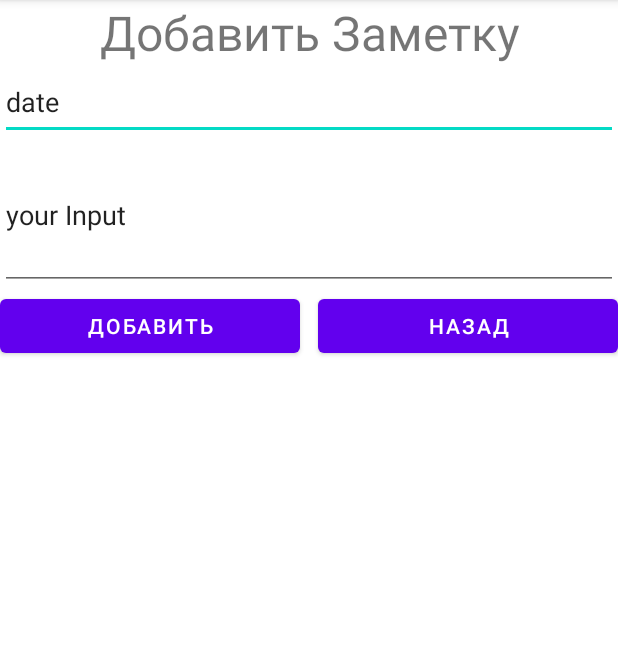
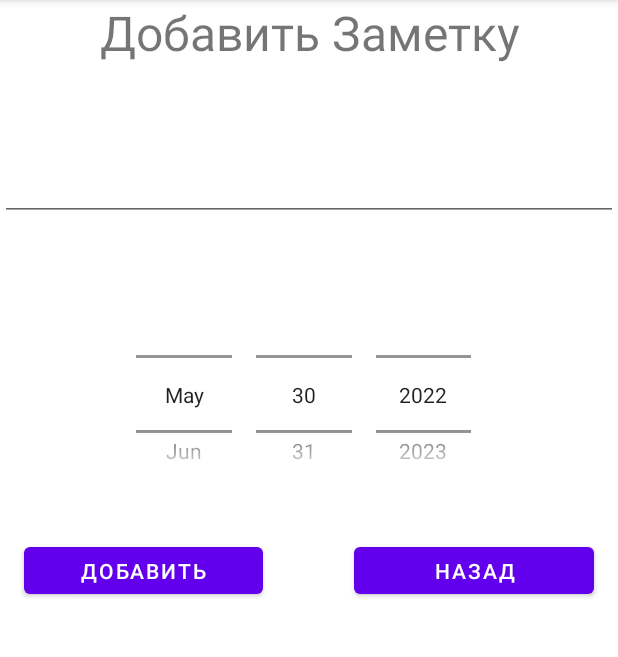
Before and after one commit to shakhinn/ToDoApp, an Android app: the AddActivity screen opened directly, with no data from a screen before it, on a phone screen of 412 x 824 dp, the part 84-741 px from its top. Run offline under Robolectric (Android 15) with nearby library versions, the phone set to English and light mode, and no system bars.

Commit message:
fix date input

```diff
--- a/app/src/main/java/com/example/todoapp/AddActivity.kt
+++ b/app/src/main/java/com/example/todoapp/AddActivity.kt
@@ -1,10 +1,14 @@
 package com.example.todoapp
 
 import android.content.Intent
+import android.icu.util.Calendar
 import androidx.appcompat.app.AppCompatActivity
 import android.os.Bundle
 import android.widget.Button
+import android.widget.DatePicker
 import android.widget.EditText
+import java.text.SimpleDateFormat
+import java.util.*
 
 class AddActivity : AppCompatActivity() {
     override fun onCreate(savedInstanceState: Bundle?) {
@@ -14,12 +18,23 @@ class AddActivity : AppCompatActivity() {
         val addButton: Button = findViewById(R.id.buttonAdd)
         val exitButton: Button = findViewById(R.id.buttonBack)
         val editTextNote: EditText = findViewById(R.id.editTextNote)
-        val editTextDate: EditText = findViewById(R.id.editTextDate)
+        val datePicker: DatePicker = findViewById(R.id.datePicker)
+
+        val today = Calendar.getInstance()
+        val inputSDF = SimpleDateFormat("yyyy-MM-dd", Locale.getDefault())
+
+        var dateStr: String = inputSDF.format(today.time)
+        datePicker.minDate = today.timeInMillis
+        datePicker.init(today.get(Calendar.YEAR), today.get(Calendar.MONTH), today.get(Calendar.DAY_OF_MONTH)
+        ) { view, year, monthOfYear, dayOfMonth ->
+            today.set(year, monthOfYear, dayOfMonth)
+            dateStr = inputSDF.format(today.time)
+        }
 
         addButton.setOnClickListener {
             val intent = Intent()
             intent.putExtra("text", editTextNote.text.toString())
-            intent.putExtra("datesamp", editTextDate.text.toString())
+            intent.putExtra("datestamp", dateStr)
             setResult(1, intent)
             finish()
         }
--- a/app/src/main/java/com/example/todoapp/MainActivity.kt
+++ b/app/src/main/java/com/example/todoapp/MainActivity.kt
@@ -60,7 +60,7 @@ class MainActivity : AppCompatActivity() {
             listView.adapter = adapter
             when (requestCode) {
                 1 ->{ notesController.addNote(
-                    data.getStringExtra("datesamp").toString(),
+                    data.getStringExtra("datestamp").toString(),
                     data.getStringExtra("text").toString()
                 )
                     adapter.notifyDataSetChanged()
--- a/app/src/main/java/com/example/todoapp/backend/NotesController.kt
+++ b/app/src/main/java/com/example/todoapp/backend/NotesController.kt
@@ -1,14 +1,10 @@
 package com.example.todoapp.backend
 
 import android.content.Context
-import android.content.Context.MODE_PRIVATE
 import android.util.Log
-import com.example.todoapp.MainActivity
 import org.json.*
 import java.io.*
-import java.io.BufferedReader;
 import java.io.BufferedWriter
-import java.util.*
 
 class NotesController(context: Context) {
     val context = context
--- a/app/src/main/res/layout/activity_add.xml
+++ b/app/src/main/res/layout/activity_add.xml
@@ -3,28 +3,30 @@
     xmlns:app="http://schemas.android.com/apk/res-auto"
     xmlns:tools="http://schemas.android.com/tools"
     android:layout_width="match_parent"
-    android:layout_height="wrap_content"
+    android:layout_height="match_parent"
     tools:context=".AddActivity">
 
-    <EditText
-        android:id="@+id/editTextDate"
-        android:layout_width="match_parent"
-        android:layout_height="50dp"
-        android:ems="10"
-        android:text="date"
-        android:inputType="date"
+    <DatePicker
+        android:id="@+id/datePicker"
+        android:layout_width="247dp"
+        android:layout_height="143dp"
+        android:layout_centerHorizontal="true"
+        android:layout_marginTop="44dp"
+        android:calendarViewShown="false"
+        android:datePickerMode="spinner"
         app:layout_constraintEnd_toEndOf="parent"
         app:layout_constraintStart_toStartOf="parent"
-        app:layout_constraintTop_toBottomOf="@+id/textView" />
+        app:layout_constraintTop_toBottomOf="@+id/editTextNote" />
 
     <EditText
         android:id="@+id/editTextNote"
         android:layout_width="match_parent"
         android:layout_height="100dp"
-        android:text="your Input"
+        android:layout_marginTop="4dp"
         app:layout_constraintEnd_toEndOf="parent"
+        app:layout_constraintHorizontal_bias="0.0"
         app:layout_constraintStart_toStartOf="parent"
-        app:layout_constraintTop_toBottomOf="@+id/editTextDate" />
+        app:layout_constraintTop_toBottomOf="@+id/textView" />
 
     <TextView
         android:id="@+id/textView"
@@ -33,24 +35,27 @@
         android:text="Добавить Заметку"
         android:textAlignment="center"
         android:textSize="32dp"
-
         app:layout_constraintEnd_toEndOf="parent"
         app:layout_constraintStart_toStartOf="parent"
         app:layout_constraintTop_toTopOf="parent" />
 
     <Button
         android:id="@+id/buttonAdd"
-        android:layout_width="200dp"
-        android:layout_height="wrap_content"
+        android:layout_width="159dp"
+        android:layout_height="43dp"
+        android:layout_marginStart="16dp"
+        android:layout_marginTop="24dp"
         android:text="Добавить"
         app:layout_constraintStart_toStartOf="parent"
-        app:layout_constraintTop_toBottomOf="@+id/editTextNote" />
+        app:layout_constraintTop_toBottomOf="@+id/datePicker" />
 
     <Button
         android:id="@+id/buttonBack"
-        android:layout_width="200dp"
-        android:layout_height="wrap_content"
+        android:layout_width="160dp"
+        android:layout_height="43dp"
+        android:layout_marginTop="24dp"
+        android:layout_marginEnd="16dp"
         android:text="Назад"
         app:layout_constraintEnd_toEndOf="parent"
-        app:layout_constraintTop_toBottomOf="@+id/editTextNote" />
+        app:layout_constraintTop_toBottomOf="@+id/datePicker" />
 </androidx.constraintlayout.widget.ConstraintLayout>
```
Also changed, not shown: app/src/main/java/com/example/todoapp/EditActivity.kt (+17 -3 lines), app/src/main/res/layout/activity_edit.xml (+22 -13 lines).
